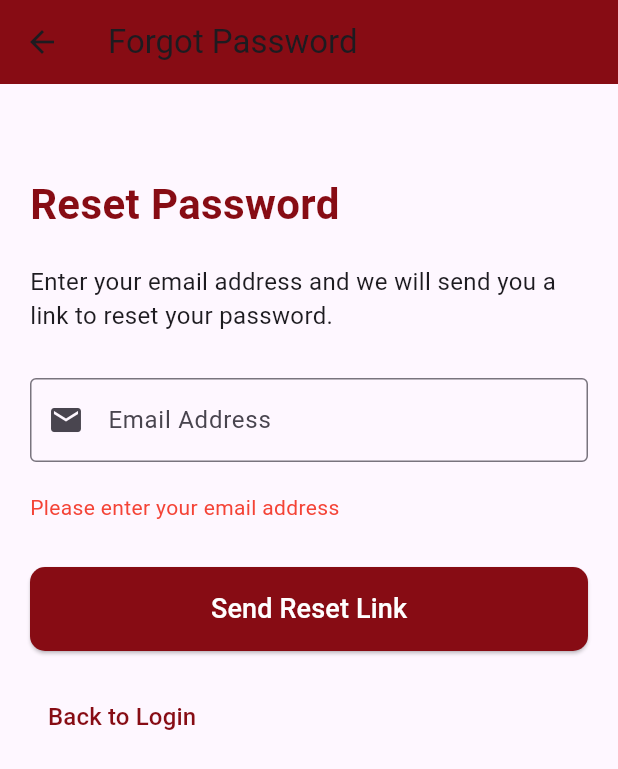
After one commit to khairi143/Trifushion, a Flutter app: the ForgotPasswordPage screen opened directly, after a tap on "Send Reset Link", on a phone screen of 412 x 824 dp. The commit adds this screen. Shown: the top 769 px of the screen. Run offline on Flutter 3.47's test engine with Material 3 defaults, Android fonts, the phone set to English and light mode, and no system bars; our stand-ins replace cloud_firestore, firebase_auth, firebase_core; accounts and stored records are empty.

Commit message:
forgot password

```diff
--- a/lib/services/auth_service.dart
+++ b/lib/services/auth_service.dart
@@ -77,6 +77,19 @@ class AuthService {
     } catch (e) {
       log("Error updating password: $e");
       throw e;
+    }
+  }
+
+  Future<void> sendPasswordResetEmail(String email) async {
+    try {
+      await _auth.sendPasswordResetEmail(email: email);
+    } catch (e) {
+      log("Error sending password reset email: $e");
+      // Re-throw the error to handle it in the UI
+      throw FirebaseAuthException(
+        code: e is FirebaseAuthException ? e.code : 'unknown_error',
+        message: e.toString(),
+      );
     }
   }
 
--- /dev/null
+++ b/lib/view/forgot_password_page.dart
@@ -0,0 +1,111 @@
+import 'package:flutter/material.dart';
+import 'package:provider/provider.dart';
+import '../view_models/forgot_password_vm.dart';
+
+class ForgotPasswordPage extends StatelessWidget {
+  @override
+  Widget build(BuildContext context) {
+    return ChangeNotifierProvider(
+      create: (_) => ForgotPasswordViewModel(),
+      child: Scaffold(
+        appBar: AppBar(
+          title: Text('Forgot Password'),
+          backgroundColor: Color(0xFF870C14),
+        ),
+        body: SingleChildScrollView(
+          child: Padding(
+            padding: const EdgeInsets.all(20.0),
+            child: Consumer<ForgotPasswordViewModel>(
+              builder: (context, viewModel, child) {
+                return Column(
+                  crossAxisAlignment: CrossAxisAlignment.start,
+                  children: [
+                    SizedBox(height: 40),
+                    Text(
+                      'Reset Password',
+                      style: TextStyle(
+                        fontSize: 28,
+                        fontWeight: FontWeight.bold,
+                        color: Color(0xFF870C14),
+                      ),
+                    ),
+                    SizedBox(height: 20),
+                    Text(
+                      'Enter your email address and we will send you a link to reset your password.',
+                      style: TextStyle(fontSize: 16),
+                    ),
+                    SizedBox(height: 30),
+                    TextFormField(
+                      controller: viewModel.emailController,
+                      decoration: InputDecoration(
+                        labelText: 'Email Address',
+                        border: OutlineInputBorder(),
+                        prefixIcon: Icon(Icons.email),
+                      ),
+                      keyboardType: TextInputType.emailAddress,
+                    ),
+                    SizedBox(height: 20),
+                    if (viewModel.errorMessage != null)
+                      Padding(
+                        padding: const EdgeInsets.only(bottom: 10),
+                        child: Text(
+                          viewModel.errorMessage!,
+                          style: TextStyle(color: Colors.red),
+                        ),
+                      ),
+                    if (viewModel.successMessage != null)
+                      Padding(
+                        padding: const EdgeInsets.only(bottom: 10),
+                        child: Text(
+                          viewModel.successMessage!,
+                          style: TextStyle(color: Colors.green),
+                        ),
+                      ),
+                    SizedBox(height: 20),
+                    SizedBox(
+                      width: double.infinity,
+                      child: ElevatedButton(
+                        onPressed: viewModel.isLoading
+                            ? null
+                            : () => viewModel.sendResetLink(),
+                        style: ElevatedButton.styleFrom(
+                          backgroundColor: Color(0xFF870C14),
+                          padding: EdgeInsets.symmetric(vertical: 15),
+                          shape: RoundedRectangleBorder(
+                            borderRadius: BorderRadius.circular(10),
+                          ),
+                        ),
+                        child: viewModel.isLoading
+                            ? CircularProgressIndicator(
+                                color: Colors.white,
+                              )
+                            : Text(
+                                'Send Reset Link',
+                                style: TextStyle(
+                                  fontSize: 18,
+                                  color: Colors.white,
+                                ),
+                              ),
+                      ),
+                    ),
+                    SizedBox(height: 20),
+                    TextButton(
+                      onPressed: () => Navigator.pop(context),
+                      child: Text(
+                        'Back to Login',
+                        style: TextStyle(
+                          color: Color(0xFF870C14),
+                          fontSize: 16,
+                        ),
+                      ),
+                    ),
+                  ],
+                );
+              },
+            ),
+          ),
+        ),
+      ),
+    );
+  }
+}
--- a/lib/view/login.dart
+++ b/lib/view/login.dart
@@ -6,6 +6,7 @@ import '../view/user/usersignuppage.dart';
 import '../view/user/userhomepage.dart';
 import '../view/admin/adminHomePage.dart';
 import '../view/banned_account.dart';
+import 'forgot_password_page.dart';
 
 class LoginPage extends StatelessWidget {
   @override
@@ -129,6 +130,23 @@ class LoginPage extends StatelessWidget {
                                   ),
                                 ),
                               ),
+
+                              TextButton(
+                                onPressed: () => Navigator.push(
+                                  context,
+                                  MaterialPageRoute(
+                                      builder: (_) => ForgotPasswordPage()),
+                                ),
+                                child: Text(
+                                  "Forgot Password?",
+                                  style: TextStyle(
+                                    color: const Color.fromARGB(
+                                        255, 255, 235, 153),
+                                    decoration: TextDecoration.underline,
+                                  ),
+                                ),
+                              ),
+
                               if (viewModel.errorMessageController.text != "")
                                 Padding(
                                   padding: const EdgeInsets.all(8.0),
--- /dev/null
+++ b/lib/view_models/forgot_password_vm.dart
@@ -0,0 +1,59 @@
+import 'package:flutter/material.dart';
+import 'package:firebase_auth/firebase_auth.dart';
+import '../services/auth_service.dart';
+
+class ForgotPasswordViewModel extends ChangeNotifier {
+  final AuthService _authService = AuthService();
+  final emailController = TextEditingController();
+  bool isLoading = false;
+  String? errorMessage;
+  String? successMessage;
+
+  Future<void> sendResetLink() async {
+    final email = emailController.text.trim();
+
+    if (email.isEmpty) {
+      errorMessage = 'Please enter your email address';
+      notifyListeners();
+      return;
+    }
+
+    try {
+      isLoading = true;
+      errorMessage = null;
+      successMessage = null;
+      notifyListeners();
+
+      await _authService.sendPasswordResetEmail(email);
+
+      successMessage = 'Password reset link sent to $email';
+      errorMessage = null;
+    } on FirebaseAuthException catch (e) {
+      errorMessage = _getErrorMessage(e.code);
+      successMessage = null;
+    } catch (e) {
+      errorMessage = 'An unknown error occurred';
+      successMessage = null;
+    } finally {
+      isLoading = false;
+      notifyListeners();
+    }
+  }
+
+  String _getErrorMessage(String code) {
+    switch (code) {
+      case 'user-not-found':
+        return 'No user found with this email address';
+      case 'invalid-email':
+        return 'Please enter a valid email address';
+      default:
+        return 'Failed to send reset link. Please try again.';
+    }
+  }
+
+  @override
+  void dispose() {
+    emailController.dispose();
+    super.dispose();
+  }
+}
```
